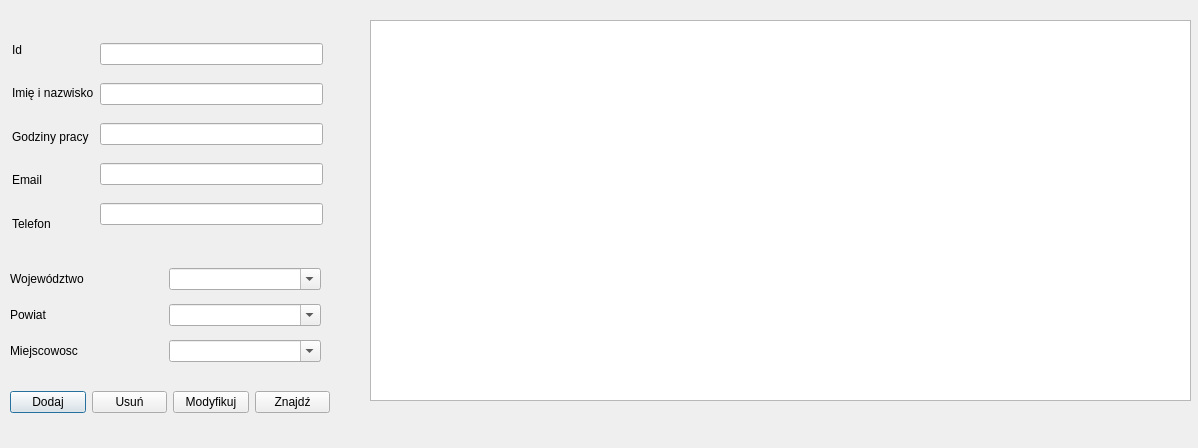
Before: the Qt Designer form Handel/traderdialog.ui in hergerr/POProject, drawn with Qt 5.
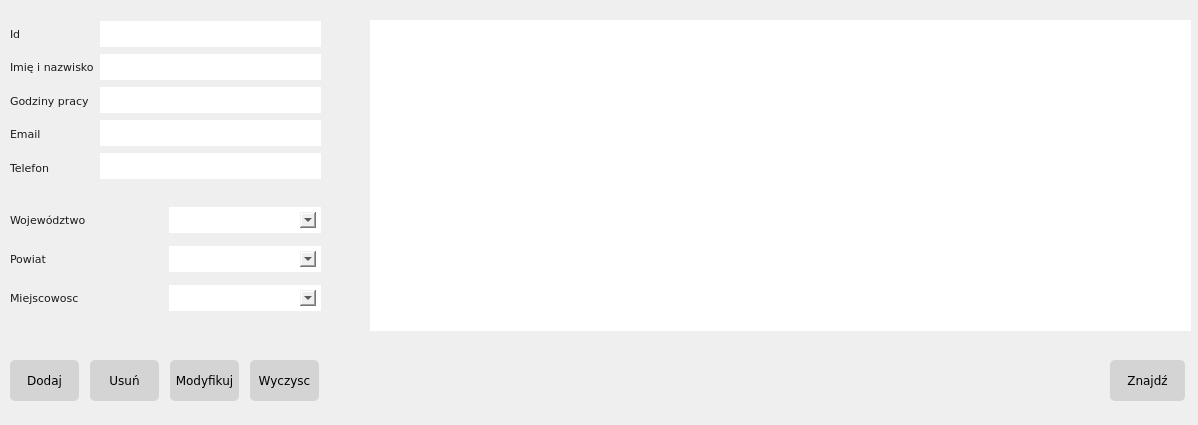
After: the same form once the commit is applied.

```diff
--- a/Handel/traderdialog.ui
+++ b/Handel/traderdialog.ui
@@ -7,9 +7,21 @@
     <x>0</x>
     <y>0</y>
     <width>1198</width>
-    <height>448</height>
+    <height>425</height>
    </rect>
   </property>
+  <property name="minimumSize">
+   <size>
+    <width>1198</width>
+    <height>425</height>
+   </size>
+  </property>
+  <property name="maximumSize">
+   <size>
+    <width>1198</width>
+    <height>425</height>
+   </size>
+  </property>
   <property name="windowTitle">
    <string>Dialog</string>
   </property>
@@ -17,9 +29,9 @@
    <property name="geometry">
     <rect>
      <x>10</x>
-     <y>260</y>
+     <y>200</y>
      <width>311</width>
-     <height>111</height>
+     <height>121</height>
     </rect>
    </property>
    <layout class="QVBoxLayout" name="verticalLayout">
@@ -27,6 +39,16 @@
      <layout class="QHBoxLayout" name="horizontalLayout_6">
       <item>
        <widget class="QLabel" name="label_3">
+        <property name="font">
+         <font>
+          <family>Verdana</family>
+          <pointsize>8</pointsize>
+         </font>
+        </property>
+        <property name="styleSheet">
+         <string notr="true">color: rgb(27, 27, 27);
+border: none;</string>
+        </property>
         <property name="text">
          <string>Województwo</string>
         </property>
@@ -34,6 +56,9 @@
       </item>
       <item>
        <widget class="QComboBox" name="voivodeshipComboBox">
+        <property name="styleSheet">
+         <string notr="true">border: 5px solid white;</string>
+        </property>
         <property name="editable">
          <bool>true</bool>
         </property>
@@ -45,6 +70,16 @@
      <layout class="QHBoxLayout" name="horizontalLayout_7">
       <item>
        <widget class="QLabel" name="label_4">
+        <property name="font">
+         <font>
+          <family>Verdana</family>
+          <pointsize>8</pointsize>
+         </font>
+        </property>
+        <property name="styleSheet">
+         <string notr="true">color: rgb(27, 27, 27);
+border: none;</string>
+        </property>
         <property name="text">
          <string>Powiat</string>
         </property>
@@ -52,6 +87,9 @@
       </item>
       <item>
        <widget class="QComboBox" name="countyComboBox">
+        <property name="styleSheet">
+         <string notr="true">border: 5px solid white;</string>
+        </property>
         <property name="editable">
          <bool>true</bool>
         </property>
@@ -63,6 +101,16 @@
      <layout class="QHBoxLayout" name="horizontalLayout_8">
       <item>
        <widget class="QLabel" name="label_5">
+        <property name="font">
+         <font>
+          <family>Verdana</family>
+          <pointsize>8</pointsize>
+         </font>
+        </property>
+        <property name="styleSheet">
+         <string notr="true">color: rgb(27, 27, 27);
+border: none;</string>
+        </property>
         <property name="text">
          <string>Miejscowosc</string>
         </property>
@@ -70,6 +118,9 @@
       </item>
       <item>
        <widget class="QComboBox" name="cityComboBox">
+        <property name="styleSheet">
+         <string notr="true">border: 5px solid white;</string>
+        </property>
         <property name="editable">
          <bool>true</bool>
         </property>
@@ -79,63 +130,27 @@
     </item>
    </layout>
   </widget>
-  <widget class="QWidget" name="layoutWidget_3">
-   <property name="geometry">
-    <rect>
-     <x>10</x>
-     <y>390</y>
-     <width>320</width>
-     <height>25</height>
-    </rect>
-   </property>
-   <layout class="QHBoxLayout" name="horizontalLayout_9">
-    <item>
-     <widget class="QPushButton" name="addPushButton">
-      <property name="text">
-       <string>Dodaj</string>
-      </property>
-     </widget>
-    </item>
-    <item>
-     <widget class="QPushButton" name="deletePushButton">
-      <property name="text">
-       <string>Usuń</string>
-      </property>
-     </widget>
-    </item>
-    <item>
-     <widget class="QPushButton" name="modifyPushButton">
-      <property name="text">
-       <string>Modyfikuj</string>
-      </property>
-     </widget>
-    </item>
-    <item>
-     <widget class="QPushButton" name="findPushButton">
-      <property name="text">
-       <string>Znajdź</string>
-      </property>
-     </widget>
-    </item>
-   </layout>
-  </widget>
   <widget class="QTableView" name="infoTableView">
    <property name="geometry">
     <rect>
      <x>370</x>
      <y>20</y>
      <width>821</width>
-     <height>381</height>
+     <height>311</height>
     </rect>
    </property>
+   <property name="styleSheet">
+    <string notr="true">color: rgb(27, 27, 27);
+border: none;</string>
+   </property>
   </widget>
-  <widget class="QWidget" name="">
+  <widget class="QWidget" name="layoutWidget">
    <property name="geometry">
     <rect>
-     <x>12</x>
-     <y>31</y>
+     <x>10</x>
+     <y>20</y>
      <width>311</width>
-     <height>211</height>
+     <height>161</height>
     </rect>
    </property>
    <layout class="QHBoxLayout" name="horizontalLayout">
@@ -143,6 +158,16 @@
      <layout class="QVBoxLayout" name="verticalLayout_3">
       <item>
        <widget class="QLabel" name="label_9">
+        <property name="font">
+         <font>
+          <family>Verdana</family>
+          <pointsize>8</pointsize>
+         </font>
+        </property>
+        <property name="styleSheet">
+         <string notr="true">color: rgb(27, 27, 27);
+border: none;</string>
+        </property>
         <property name="text">
          <string>Id</string>
         </property>
@@ -150,6 +175,16 @@
       </item>
       <item>
        <widget class="QLabel" name="label">
+        <property name="font">
+         <font>
+          <family>Verdana</family>
+          <pointsize>8</pointsize>
+         </font>
+        </property>
+        <property name="styleSheet">
+         <string notr="true">color: rgb(27, 27, 27);
+border: none;</string>
+        </property>
         <property name="text">
          <string>Imię i nazwisko</string>
         </property>
@@ -157,6 +192,16 @@
       </item>
       <item>
        <widget class="QLabel" name="label_2">
+        <property name="font">
+         <font>
+          <family>Verdana</family>
+          <pointsize>8</pointsize>
+         </font>
+        </property>
+        <property name="styleSheet">
+         <string notr="true">color: rgb(27, 27, 27);
+border: none;</string>
+        </property>
         <property name="text">
          <string>Godziny pracy</string>
         </property>
@@ -164,6 +209,16 @@
       </item>
       <item>
        <widget class="QLabel" name="label_7">
+        <property name="font">
+         <font>
+          <family>Verdana</family>
+          <pointsize>8</pointsize>
+         </font>
+        </property>
+        <property name="styleSheet">
+         <string notr="true">color: rgb(27, 27, 27);
+border: none;</string>
+        </property>
         <property name="text">
          <string>Email</string>
         </property>
@@ -171,6 +226,16 @@
       </item>
       <item>
        <widget class="QLabel" name="label_8">
+        <property name="font">
+         <font>
+          <family>Verdana</family>
+          <pointsize>8</pointsize>
+         </font>
+        </property>
+        <property name="styleSheet">
+         <string notr="true">color: rgb(27, 27, 27);
+border: none;</string>
+        </property>
         <property name="text">
          <string>Telefon</string>
         </property>
@@ -182,27 +247,196 @@
      <layout class="QVBoxLayout" name="verticalLayout_2">
       <item>
        <widget class="QLineEdit" name="lineEdit">
+        <property name="styleSheet">
+         <string notr="true">border: 5px solid white;</string>
+        </property>
         <property name="readOnly">
          <bool>true</bool>
         </property>
        </widget>
       </item>
       <item>
-       <widget class="QLineEdit" name="nameLineEdit"/>
+       <widget class="QLineEdit" name="nameLineEdit">
+        <property name="styleSheet">
+         <string notr="true">border: 5px solid white;</string>
+        </property>
+       </widget>
       </item>
       <item>
-       <widget class="QLineEdit" name="workHoursLineEdit"/>
+       <widget class="QLineEdit" name="workHoursLineEdit">
+        <property name="styleSheet">
+         <string notr="true">border: 5px solid white;</string>
+        </property>
+       </widget>
       </item>
       <item>
-       <widget class="QLineEdit" name="emailLineEdit"/>
+       <widget class="QLineEdit" name="emailLineEdit">
+        <property name="styleSheet">
+         <string notr="true">border: 5px solid white;</string>
+        </property>
+       </widget>
       </item>
       <item>
-       <widget class="QLineEdit" name="phoneLineEdit"/>
+       <widget class="QLineEdit" name="phoneLineEdit">
+        <property name="styleSheet">
+         <string notr="true">border: 5px solid white;</string>
+        </property>
+       </widget>
       </item>
      </layout>
     </item>
    </layout>
   </widget>
+  <widget class="QPushButton" name="cleanPushButton">
+   <property name="geometry">
+    <rect>
+     <x>250</x>
+     <y>360</y>
+     <width>69</width>
+     <height>41</height>
+    </rect>
+   </property>
+   <property name="font">
+    <font>
+     <family>Verdana</family>
+    </font>
+   </property>
+   <property name="styleSheet">
+    <string notr="true">QPushButton {
+	border-radius: 5px;
+	background-color: rgb(212, 212, 212);
+}
+
+
+QPushButton:pressed {
+	
+	background-color: rgb(167, 167, 167);
+}</string>
+   </property>
+   <property name="text">
+    <string>Wyczysc</string>
+   </property>
+  </widget>
+  <widget class="QPushButton" name="addPushButton">
+   <property name="geometry">
+    <rect>
+     <x>10</x>
+     <y>360</y>
+     <width>69</width>
+     <height>41</height>
+    </rect>
+   </property>
+   <property name="font">
+    <font>
+     <family>Verdana</family>
+    </font>
+   </property>
+   <property name="styleSheet">
+    <string notr="true">QPushButton {
+	border-radius: 5px;
+	background-color: rgb(212, 212, 212);
+}
+
+
+QPushButton:pressed {
+	
+	background-color: rgb(167, 167, 167);
+}</string>
+   </property>
+   <property name="text">
+    <string>Dodaj</string>
+   </property>
+  </widget>
+  <widget class="QPushButton" name="deletePushButton">
+   <property name="geometry">
+    <rect>
+     <x>90</x>
+     <y>360</y>
+     <width>69</width>
+     <height>41</height>
+    </rect>
+   </property>
+   <property name="font">
+    <font>
+     <family>Verdana</family>
+    </font>
+   </property>
+   <property name="styleSheet">
+    <string notr="true">QPushButton {
+	border-radius: 5px;
+	background-color: rgb(212, 212, 212);
+}
+
+
+QPushButton:pressed {
+	
+	background-color: rgb(167, 167, 167);
+}</string>
+   </property>
+   <property name="text">
+    <string>Usuń</string>
+   </property>
+  </widget>
+  <widget class="QPushButton" name="modifyPushButton">
+   <property name="geometry">
+    <rect>
+     <x>170</x>
+     <y>360</y>
+     <width>69</width>
+     <height>41</height>
+    </rect>
+   </property>
+   <property name="font">
+    <font>
+     <family>Verdana</family>
+    </font>
+   </property>
+   <property name="styleSheet">
+    <string notr="true">QPushButton {
+	border-radius: 5px;
+	background-color: rgb(212, 212, 212);
+}
+
+
+QPushButton:pressed {
+	
+	background-color: rgb(167, 167, 167);
+}</string>
+   </property>
+   <property name="text">
+    <string>Modyfikuj</string>
+   </property>
+  </widget>
+  <widget class="QPushButton" name="findPushButton">
+   <property name="geometry">
+    <rect>
+     <x>1110</x>
+     <y>360</y>
+     <width>75</width>
+     <height>41</height>
+    </rect>
+   </property>
+   <property name="font">
+    <font>
+     <family>Verdana</family>
+    </font>
+   </property>
+   <property name="styleSheet">
+    <string notr="true">QPushButton {
+	border-radius: 5px;
+	background-color: rgb(212, 212, 212);
+}
+
+
+QPushButton:pressed {
+	
+	background-color: rgb(167, 167, 167);
+}</string>
+   </property>
+   <property name="text">
+    <string>Znajdź</string>
+   </property>
+  </widget>
  </widget>
  <resources/>
  <connections/>
```
